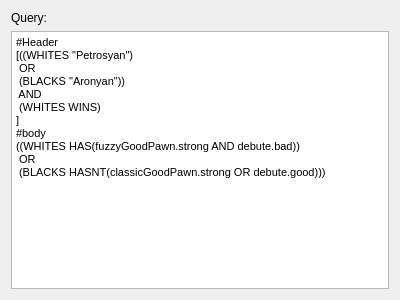
edwardoid/DarkKnight, file DarkKnight/AdvancedQueryPage.ui: the form before one commit.
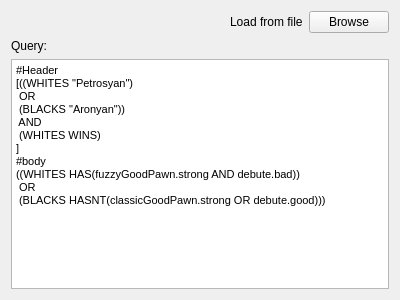
The form after the commit.

Commit message: Added settings page for app.

Patch:
```diff
--- a/DarkKnight/AdvancedQueryPage.ui
+++ b/DarkKnight/AdvancedQueryPage.ui
@@ -20,6 +20,37 @@
    <string>Enter QEnter query text using CGSQL syntax</string>
   </property>
   <layout class="QVBoxLayout" name="verticalLayout">
+   <item>
+    <layout class="QHBoxLayout" name="horizontalLayout">
+     <item>
+      <spacer name="horizontalSpacer">
+       <property name="orientation">
+        <enum>Qt::Horizontal</enum>
+       </property>
+       <property name="sizeHint" stdset="0">
+        <size>
+         <width>40</width>
+         <height>20</height>
+        </size>
+       </property>
+      </spacer>
+     </item>
+     <item>
+      <widget class="QLabel" name="label_2">
+       <property name="text">
+        <string>Load from file</string>
+       </property>
+      </widget>
+     </item>
+     <item>
+      <widget class="QPushButton" name="browseBttn">
+       <property name="text">
+        <string>Browse</string>
+       </property>
+      </widget>
+     </item>
+    </layout>
+   </item>
    <item>
     <widget class="QLabel" name="label">
      <property name="text">
```
The commit also changes 44 other files.
